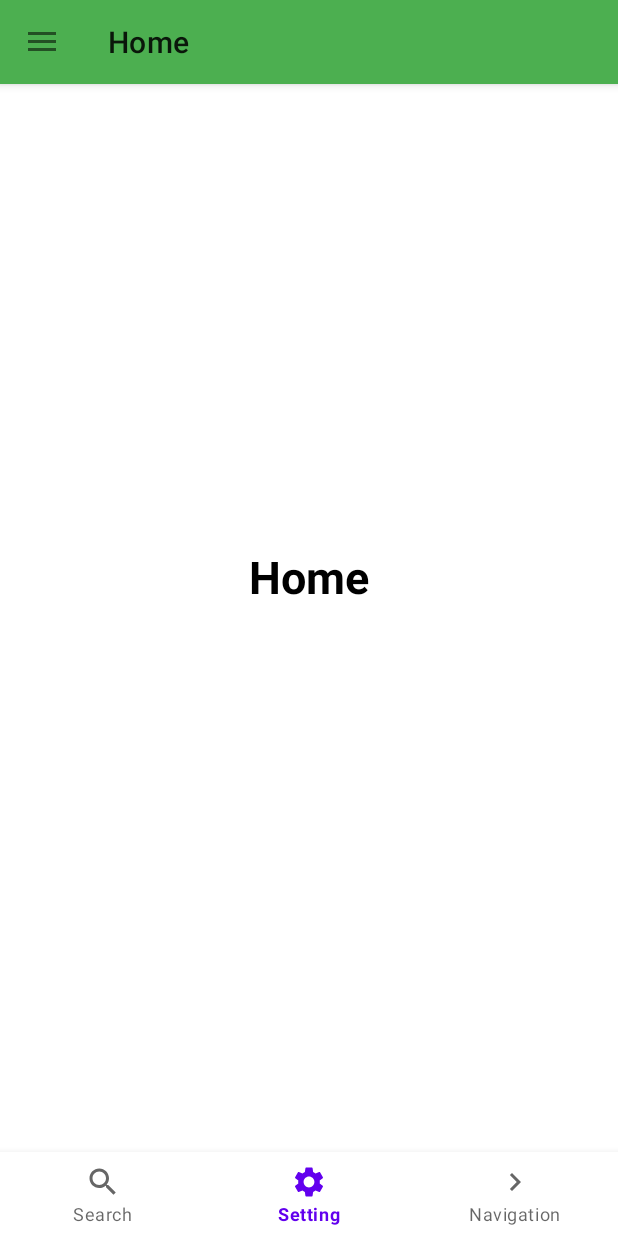
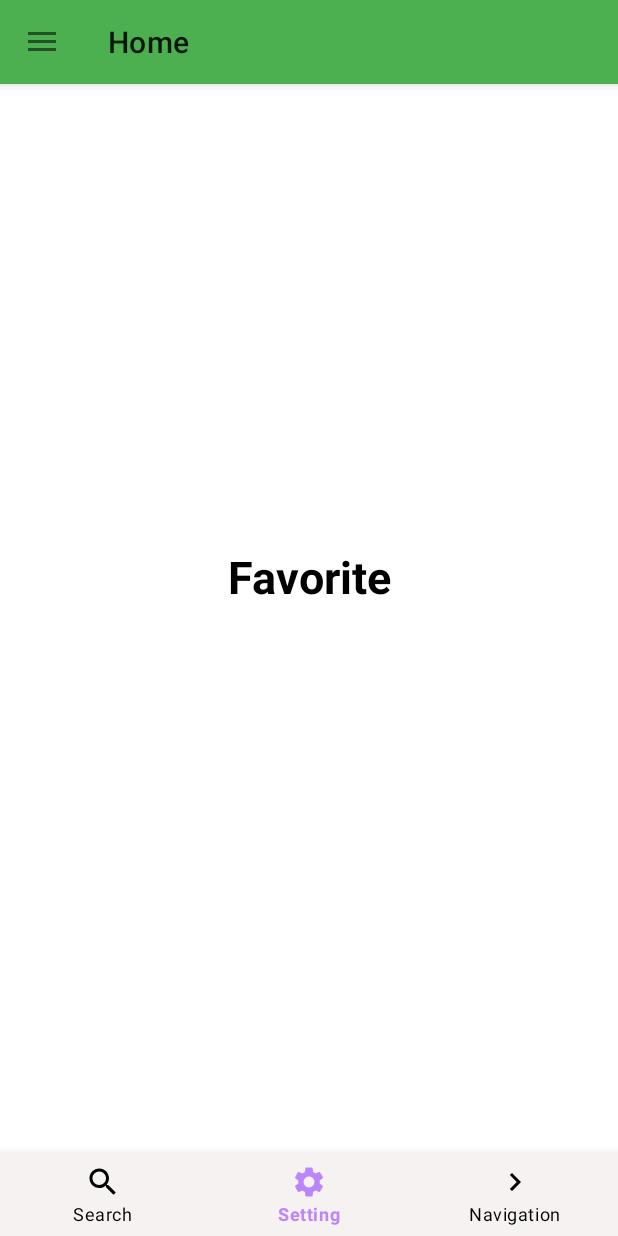
Before and after one commit to hongquangdao/NavigationDrawer, an Android app: the screen it shows after launch (MainActivity), item 2 of the bottom bar chosen, on a phone screen of 412 x 824 dp. Run offline under Robolectric (Android 15) with nearby library versions, the phone set to English and light mode, and no system bars.

Commit message:
Simple NavigationDrawer

```diff
--- a/app/src/main/java/com/example/navigationdrawer/MainActivity.java
+++ b/app/src/main/java/com/example/navigationdrawer/MainActivity.java
@@ -17,6 +17,8 @@ import com.example.navigationdrawer.Fragment.Favorite_fragment;
 import com.example.navigationdrawer.Fragment.History_fragment;
 import com.example.navigationdrawer.Fragment.Home_fragment;
 import com.example.navigationdrawer.Fragment.Profile_fragment;
+import com.google.android.material.bottomnavigation.BottomNavigationView;
+import com.google.android.material.navigation.NavigationBarView;
 import com.google.android.material.navigation.NavigationView;
 
 public class MainActivity extends AppCompatActivity implements NavigationView.OnNavigationItemSelectedListener {
@@ -30,6 +32,7 @@ public class MainActivity extends AppCompatActivity implements NavigationView.On
     private int FRAGMENT_CURRENT = FRAGMENT_HOME;
     private DrawerLayout drawerLayout;
     private NavigationView navigationView;
+    private BottomNavigationView mBottomNavigationView;
 
     @Override
     protected void onCreate(Bundle savedInstanceState) {
@@ -53,9 +56,29 @@ public class MainActivity extends AppCompatActivity implements NavigationView.On
 
         navigationView = findViewById(R.id.nav_view);
         navigationView.setNavigationItemSelectedListener(this);
-
         replaceFragment(new Home_fragment());
         navigationView.getMenu().findItem(R.id.nav_home).setChecked(true);
+
+        mBottomNavigationView = findViewById(R.id.bottom_nav);
+        mBottomNavigationView.setOnItemSelectedListener(new NavigationBarView.OnItemSelectedListener() {
+            @Override
+            public boolean onNavigationItemSelected(@NonNull MenuItem item) {
+                switch (item.getItemId()) {
+                    case R.id.action_search:
+                        replaceFragment(new Home_fragment());
+                        break;
+
+                    case R.id.action_settings:
+                        replaceFragment(new Favorite_fragment());
+                        break;
+
+                    case R.id.action_navigation:
+                        replaceFragment(new History_fragment());
+                        break;
+                }
+                return true;
+            }
+        });
     }
 
     @Override
@@ -131,7 +154,7 @@ public class MainActivity extends AppCompatActivity implements NavigationView.On
                 break;
         }
 
-        if(getSupportActionBar() != null){
+        if (getSupportActionBar() != null) {
             getSupportActionBar().setTitle(title);
         }
     }
--- /dev/null
+++ b/app/src/main/res/color/custom_color.xml
@@ -0,0 +1,5 @@
+<?xml version="1.0" encoding="utf-8"?>
+<selector xmlns:android="http://schemas.android.com/apk/res/android">
+    <item android:color="@color/black" android:state_checked="false"/>
+    <item android:color="@color/purple_200" android:state_checked="true"/>
+</selector>
--- a/app/src/main/res/layout/activity_main.xml
+++ b/app/src/main/res/layout/activity_main.xml
@@ -10,6 +10,7 @@
     tools:openDrawer="start">
 
     <RelativeLayout
+        android:id="@+id/main_layout"
         android:layout_width="match_parent"
         android:layout_height="match_parent">
 
@@ -35,10 +36,13 @@
 
         <com.google.android.material.bottomnavigation.BottomNavigationView
             android:id="@+id/bottom_nav"
+            android:background="#F6F2F2"
             android:layout_width="match_parent"
             android:layout_height="56dp"
             android:layout_gravity="start"
             android:layout_alignParentBottom="true"
+            app:itemIconTint="@color/custom_color"
+            app:itemTextColor="@color/custom_color"
             app:menu="@menu/my_navigation_items" />
 
     </RelativeLayout>
--- a/app/src/main/res/menu/my_navigation_items.xml
+++ b/app/src/main/res/menu/my_navigation_items.xml
@@ -9,4 +9,5 @@
     <item android:id="@+id/action_navigation"
         android:title="@string/menu_navigation"
         android:icon="@drawable/ic_navigation" />
+
 </menu>
```
Also changed, not shown: app/src/main/res/menu/bottom_navigation_menu.xml (added, +9 -0 lines).
